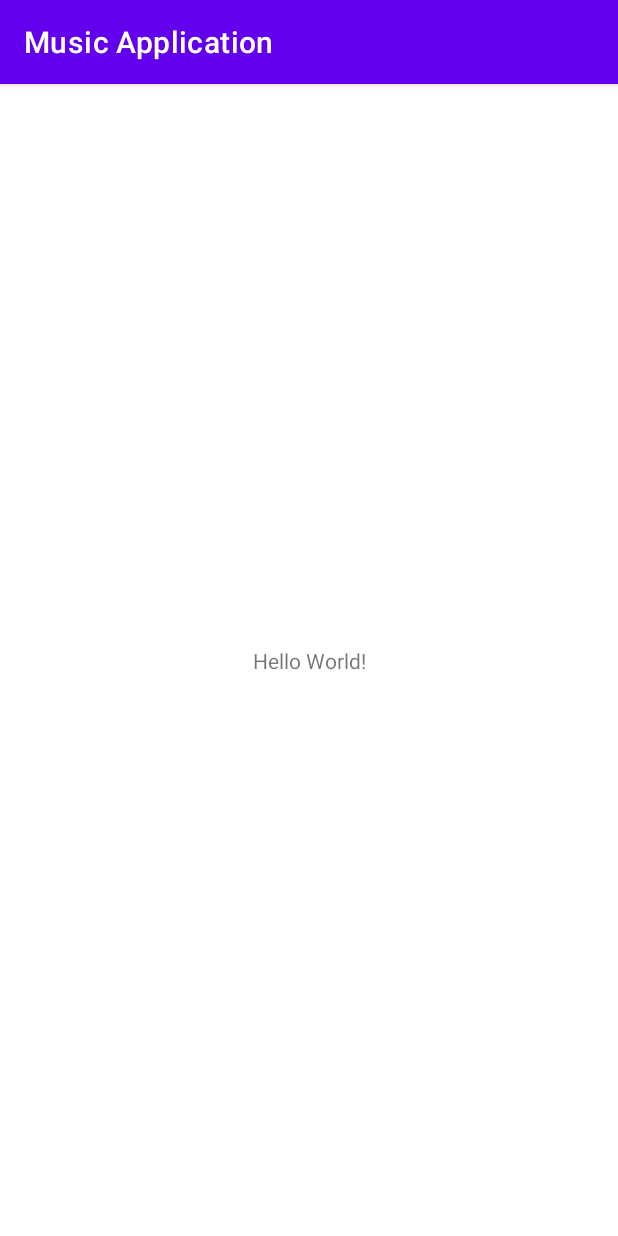
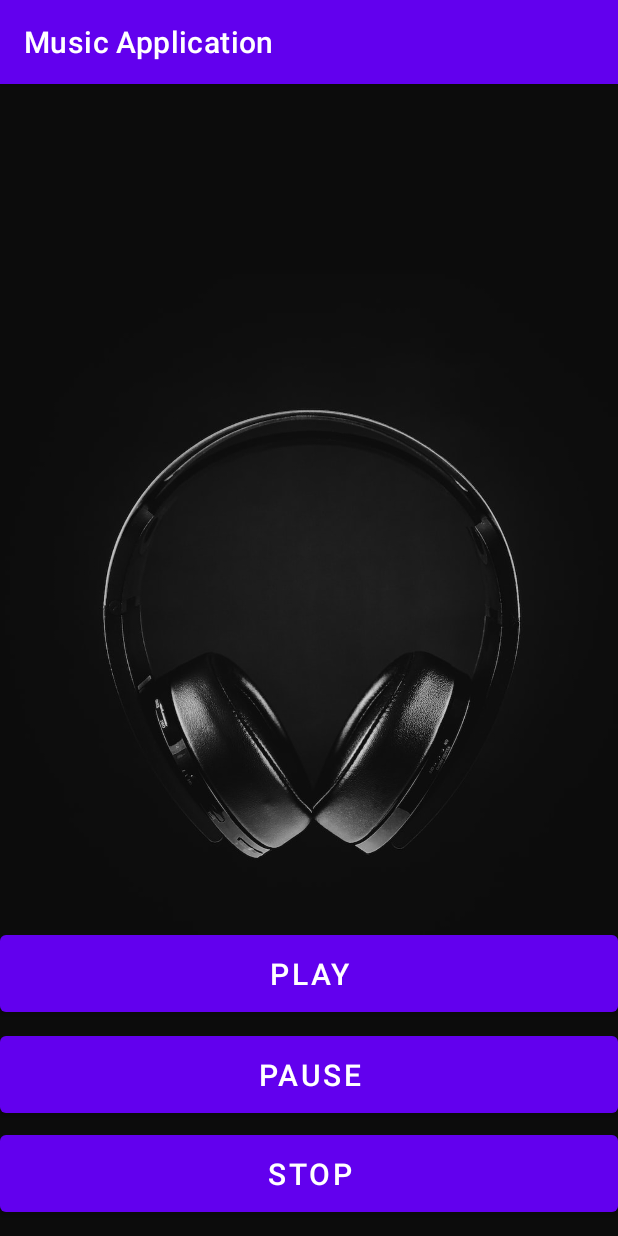
Before and after one commit to Shihan-Nuwanjith-udayanga/Android_App, an Android app: the screen it shows after launch (MainActivity), on a phone screen of 412 x 824 dp. Run offline under Robolectric (Android 15) with nearby library versions, the light colour scheme and no system bars.

Commit message:
create a music application ui design

```diff
--- a/app/src/main/res/layout/activity_main.xml
+++ b/app/src/main/res/layout/activity_main.xml
@@ -4,15 +4,63 @@
     xmlns:tools="http://schemas.android.com/tools"
     android:layout_width="match_parent"
     android:layout_height="match_parent"
+    android:background="#0C0C0C"
+    android:backgroundTint="#0C0C0C"
     tools:context=".MainActivity">
 
-    <TextView
+    <ImageView
+        android:id="@+id/imageView"
         android:layout_width="wrap_content"
         android:layout_height="wrap_content"
-        android:text="Hello World!"
         app:layout_constraintBottom_toBottomOf="parent"
         app:layout_constraintEnd_toEndOf="parent"
+        app:layout_constraintHorizontal_bias="0.0"
         app:layout_constraintStart_toStartOf="parent"
-        app:layout_constraintTop_toTopOf="parent" />
+        app:layout_constraintTop_toTopOf="parent"
+        app:layout_constraintVertical_bias="1.0"
+        app:srcCompat="@drawable/headset" />
+
+    <Button
+        android:id="@+id/playButton"
+        android:layout_width="0dp"
+        android:layout_height="63dp"
+        android:onClick="playButton"
+        android:text="PLAY"
+        android:textSize="20sp"
+        app:layout_constraintBottom_toBottomOf="parent"
+        app:layout_constraintEnd_toEndOf="parent"
+        app:layout_constraintHorizontal_bias="0.506"
+        app:layout_constraintStart_toStartOf="parent"
+        app:layout_constraintTop_toTopOf="parent"
+        app:layout_constraintVertical_bias="0.797"
+        tools:ignore="MissingConstraints" />
+
+    <Button
+        android:id="@+id/pauseButton"
+        android:layout_width="0dp"
+        android:layout_height="63dp"
+        android:onClick="pauseButton"
+        android:text="PAUSE"
+        android:textSize="20sp"
+        app:layout_constraintBottom_toBottomOf="parent"
+        app:layout_constraintEnd_toEndOf="parent"
+        app:layout_constraintHorizontal_bias="0.0"
+        app:layout_constraintStart_toStartOf="parent"
+        app:layout_constraintTop_toTopOf="parent"
+        app:layout_constraintVertical_bias="0.892" />
+
+    <Button
+        android:id="@+id/stopButton"
+        android:layout_width="0dp"
+        android:layout_height="63dp"
+        android:onClick="stopButton"
+        android:text="STOP"
+        android:textSize="20sp"
+        app:layout_constraintBottom_toBottomOf="parent"
+        app:layout_constraintEnd_toEndOf="parent"
+        app:layout_constraintHorizontal_bias="0.0"
+        app:layout_constraintStart_toStartOf="parent"
+        app:layout_constraintTop_toTopOf="parent"
+        app:layout_constraintVertical_bias="0.986" />
 
 </androidx.constraintlayout.widget.ConstraintLayout>
```
